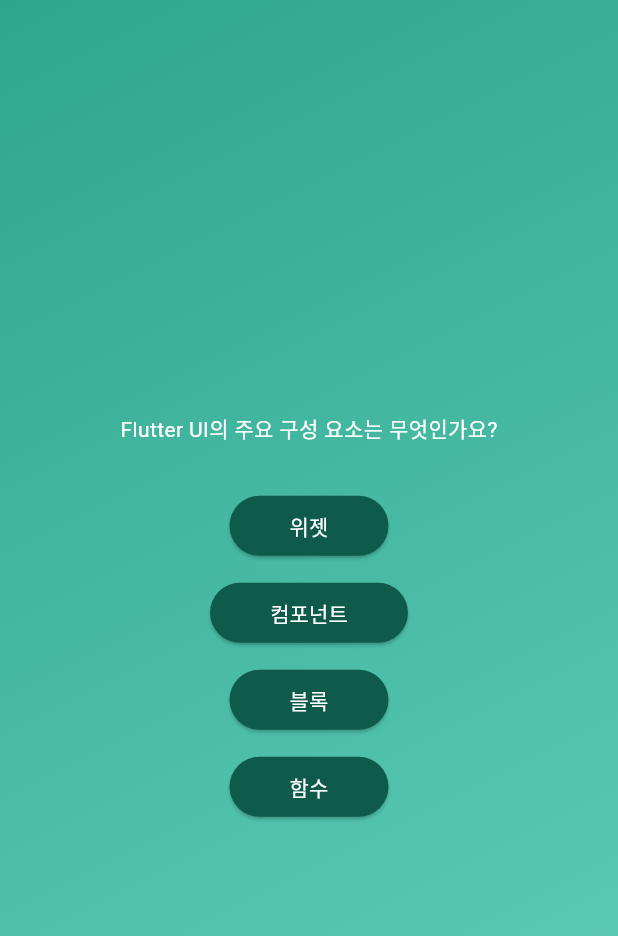
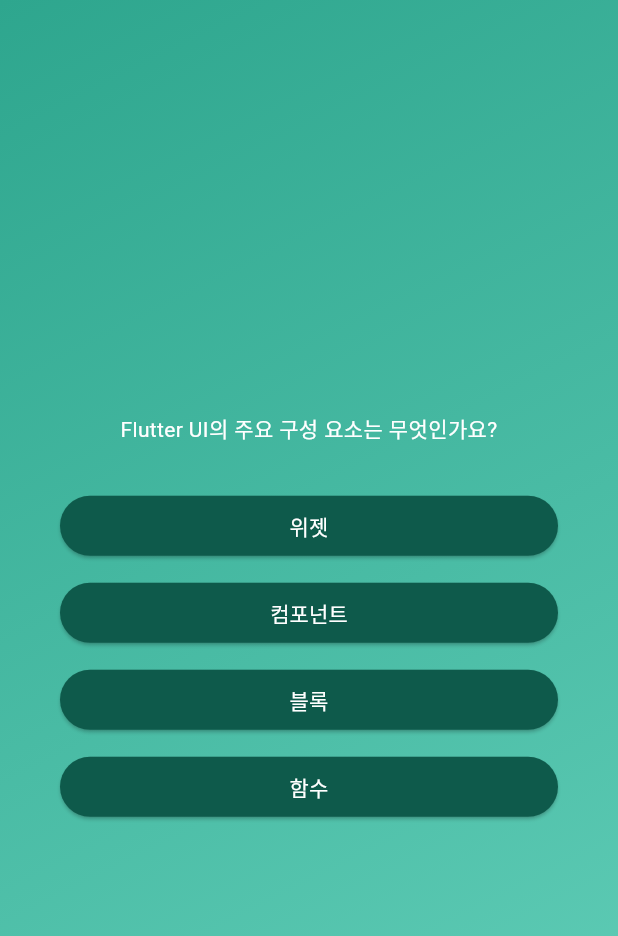
Before and after one commit to NFAP0221S/flutter_max, a Flutter app: the screen it shows after launch, after a tap on "Start Quiz", on a phone screen of 412 x 824 dp. Shown: the top 936 px of the screen. Run offline on Flutter 3.47's test engine with Material 3 defaults, Android fonts, the phone set to English and light mode, and no system bars.

Commit message:
list map, asMap 사용해서 렌더링

```diff
--- a/quizapp/lib/questions_screen.dart
+++ b/quizapp/lib/questions_screen.dart
@@ -18,35 +18,43 @@ class _QuestionScreen extends State<QuestionScreen> {
 
     return SizedBox(
       width: double.infinity,
+      child: Container(
+        margin: const EdgeInsets.all(40),
         child: Column(
           mainAxisAlignment: MainAxisAlignment.center,
+          crossAxisAlignment: CrossAxisAlignment.stretch,
           children: [
             Text(
               // 'The question...',
               currentQuestion.text,
               style: const TextStyle(color: Colors.white),
+              textAlign: TextAlign.center,
             ),
             const SizedBox(height: 30),
+            // // 기본적인 map사용법
+            // ...currentQuestion.answers.map(
+            //   (answer) {
+            //     return AnswerButton(
+            //       answerText: answer,
+            //       onTap: () {},
+            //     );
+            //   },
+            // )
+            // 나는 강의에 없는 SizedBox를 추가해야하기 때문에
+            // index를 반환하는 map이 필요함.
+            ...currentQuestion.answers.asMap().entries.expand((entry) {
+              int idx = entry.key;
+              String answer = entry.value;
+              return [
                 AnswerButton(
-            answerText: currentQuestion.answers[0],
+                  answerText: answer,
                   onTap: () {},
                 ),
-          const SizedBox(height: 10),
-          AnswerButton(
-            answerText: currentQuestion.answers[1],
-            onTap: () {},
+                if (idx != currentQuestion.answers.length - 1) const SizedBox(height: 10)
+              ];
+            }),
+          ],
         ),
-          const SizedBox(height: 10),
-          AnswerButton(
-            answerText: currentQuestion.answers[2],
-            onTap: () {},
-          ),
-          const SizedBox(height: 10),
-          AnswerButton(
-            answerText: currentQuestion.answers[3],
-            onTap: () {},
-          ),
-        ],
       ),
     );
   }
```
Lines whose indentation alone changed are shown as unchanged.
